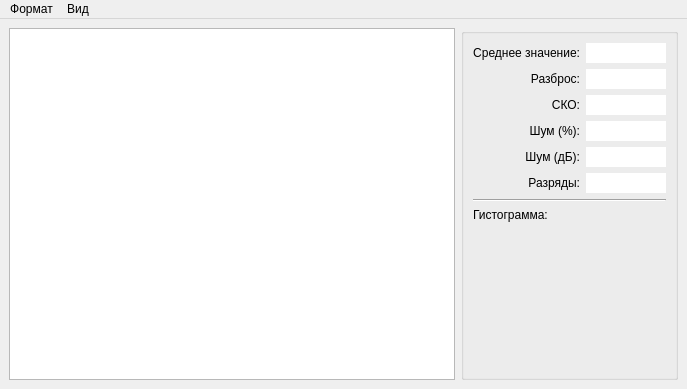
The window that src/mklib/ui/slotwidget.ui (alex-krutikov/MkStudio) describes before a commit, drawn with Qt 5.
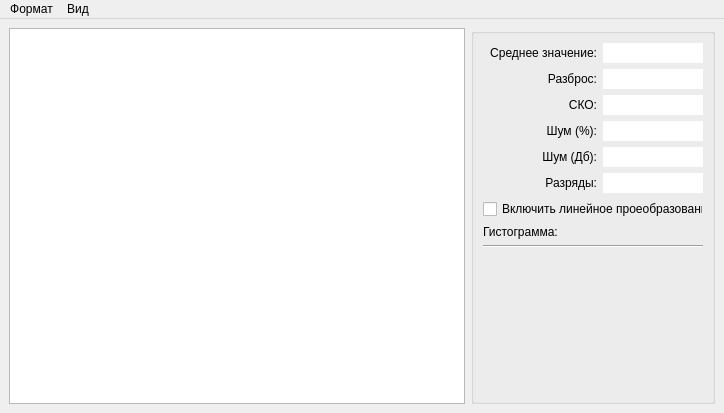
The same window after the commit. Custom widgets are drawn as their Qt base class.

```diff
--- a/src/mklib/ui/slotwidget.ui
+++ b/src/mklib/ui/slotwidget.ui
@@ -6,8 +6,8 @@
    <rect>
     <x>0</x>
     <y>0</y>
-    <width>687</width>
-    <height>389</height>
+    <width>724</width>
+    <height>413</height>
    </rect>
   </property>
   <property name="windowTitle">
@@ -74,7 +74,7 @@
            </property>
            <property name="maximumSize">
             <size>
-             <width>80</width>
+             <width>100</width>
              <height>16777215</height>
             </size>
            </property>
@@ -112,7 +112,7 @@
            </property>
            <property name="maximumSize">
             <size>
-             <width>80</width>
+             <width>100</width>
              <height>16777215</height>
             </size>
            </property>
@@ -153,7 +153,7 @@
            </property>
            <property name="maximumSize">
             <size>
-             <width>80</width>
+             <width>100</width>
              <height>16777215</height>
             </size>
            </property>
@@ -191,45 +191,7 @@
            </property>
            <property name="maximumSize">
             <size>
-             <width>80</width>
-             <height>16777215</height>
-            </size>
-           </property>
-           <property name="cursor">
-            <cursorShape>ArrowCursor</cursorShape>
-           </property>
-           <property name="focusPolicy">
-            <enum>Qt::NoFocus</enum>
-           </property>
-           <property name="frame">
-            <bool>false</bool>
-           </property>
-           <property name="readOnly">
-            <bool>true</bool>
-           </property>
-          </widget>
-         </item>
-         <item row="4" column="0">
-          <widget class="QLabel" name="label_27">
-           <property name="text">
-            <string>Шум (дБ):</string>
-           </property>
-           <property name="alignment">
-            <set>Qt::AlignRight|Qt::AlignTrailing|Qt::AlignVCenter</set>
-           </property>
-          </widget>
-         </item>
-         <item row="4" column="1">
-          <widget class="QLineEdit" name="le_noise_db">
-           <property name="sizePolicy">
-            <sizepolicy hsizetype="Preferred" vsizetype="Fixed">
-             <horstretch>0</horstretch>
-             <verstretch>0</verstretch>
-            </sizepolicy>
-           </property>
-           <property name="maximumSize">
-            <size>
-             <width>80</width>
+             <width>100</width>
              <height>16777215</height>
             </size>
            </property>
@@ -267,7 +229,7 @@
            </property>
            <property name="maximumSize">
             <size>
-             <width>80</width>
+             <width>100</width>
              <height>16777215</height>
             </size>
            </property>
@@ -285,8 +247,75 @@
            </property>
           </widget>
          </item>
+         <item row="4" column="0">
+          <widget class="QLabel" name="label_2">
+           <property name="text">
+            <string>Шум (Дб):</string>
+           </property>
+           <property name="alignment">
+            <set>Qt::AlignRight|Qt::AlignTrailing|Qt::AlignVCenter</set>
+           </property>
+          </widget>
+         </item>
+         <item row="4" column="1">
+          <widget class="QLineEdit" name="le_noise_db">
+           <property name="sizePolicy">
+            <sizepolicy hsizetype="Preferred" vsizetype="Fixed">
+             <horstretch>0</horstretch>
+             <verstretch>0</verstretch>
+            </sizepolicy>
+           </property>
+           <property name="maximumSize">
+            <size>
+             <width>100</width>
+             <height>16777215</height>
+            </size>
+           </property>
+           <property name="cursor">
+            <cursorShape>ArrowCursor</cursorShape>
+           </property>
+           <property name="focusPolicy">
+            <enum>Qt::NoFocus</enum>
+           </property>
+           <property name="frame">
+            <bool>false</bool>
+           </property>
+          </widget>
+         </item>
         </layout>
        </item>
+       <item>
+        <widget class="QCheckBox" name="chb_line_trans_use">
+         <property name="sizePolicy">
+          <sizepolicy hsizetype="Fixed" vsizetype="Fixed">
+           <horstretch>0</horstretch>
+           <verstretch>0</verstretch>
+          </sizepolicy>
+         </property>
+         <property name="maximumSize">
+          <size>
+           <width>220</width>
+           <height>16777215</height>
+          </size>
+         </property>
+         <property name="text">
+          <string>Включить линейное проеобразование</string>
+         </property>
+        </widget>
+       </item>
+       <item>
+        <widget class="QLabel" name="label_28">
+         <property name="sizePolicy">
+          <sizepolicy hsizetype="Maximum" vsizetype="Preferred">
+           <horstretch>0</horstretch>
+           <verstretch>0</verstretch>
+          </sizepolicy>
+         </property>
+         <property name="text">
+          <string>Гистограмма:</string>
+         </property>
+        </widget>
+       </item>
        <item>
         <widget class="Line" name="line_9">
          <property name="sizePolicy">
@@ -300,19 +329,6 @@
          </property>
         </widget>
        </item>
-       <item>
-        <widget class="QLabel" name="label_28">
-         <property name="sizePolicy">
-          <sizepolicy hsizetype="Maximum" vsizetype="Preferred">
-           <horstretch>0</horstretch>
-           <verstretch>0</verstretch>
-          </sizepolicy>
-         </property>
-         <property name="text">
-          <string>Гистограмма:</string>
-         </property>
-        </widget>
-       </item>
        <item>
         <widget class="QwtPlot" name="hist">
          <property name="sizePolicy">
@@ -333,7 +349,7 @@
     <rect>
      <x>0</x>
      <y>0</y>
-     <width>687</width>
+     <width>724</width>
      <height>21</height>
     </rect>
    </property>
```
Left out of the diff: 2 changed lines with no effect on the pictures.
